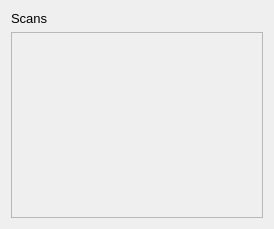
EarToEarOak/Wild-Find, file falconer/ui/scans.ui: the form before one commit.
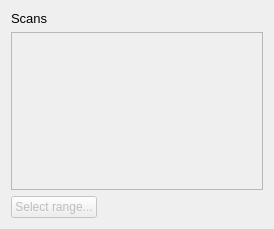
The form after the commit.

Commit message: Falconer: Add control to filter scans by time

```diff
--- a/falconer/ui/scans.ui
+++ b/falconer/ui/scans.ui
@@ -42,6 +42,36 @@
      </property>
     </widget>
    </item>
+   <item>
+    <layout class="QHBoxLayout" name="horizontalLayout">
+     <item>
+      <widget class="QPushButton" name="_buttonRange">
+       <property name="enabled">
+        <bool>false</bool>
+       </property>
+       <property name="toolTip">
+        <string>Filter by time range</string>
+       </property>
+       <property name="text">
+        <string>Select range...</string>
+       </property>
+      </widget>
+     </item>
+     <item>
+      <spacer name="horizontalSpacer">
+       <property name="orientation">
+        <enum>Qt::Horizontal</enum>
+       </property>
+       <property name="sizeHint" stdset="0">
+        <size>
+         <width>40</width>
+         <height>20</height>
+        </size>
+       </property>
+      </spacer>
+     </item>
+    </layout>
+   </item>
   </layout>
  </widget>
  <resources/>
```
The commit also changes 2 other files.
